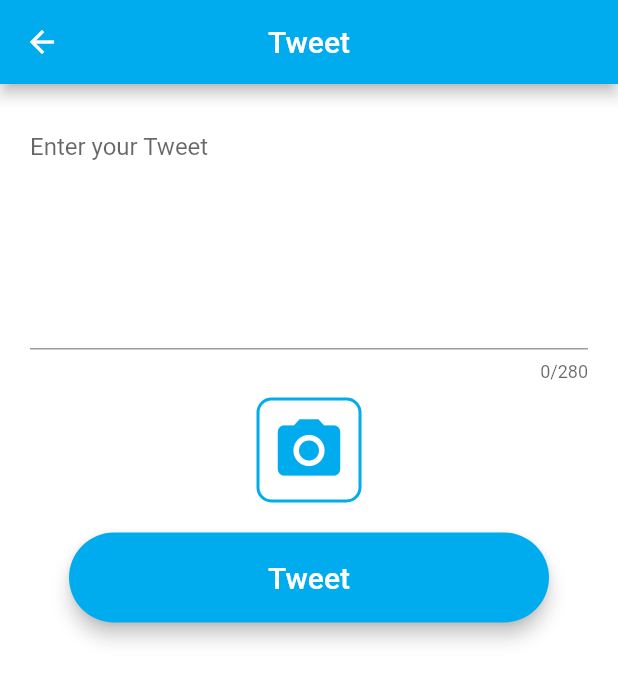
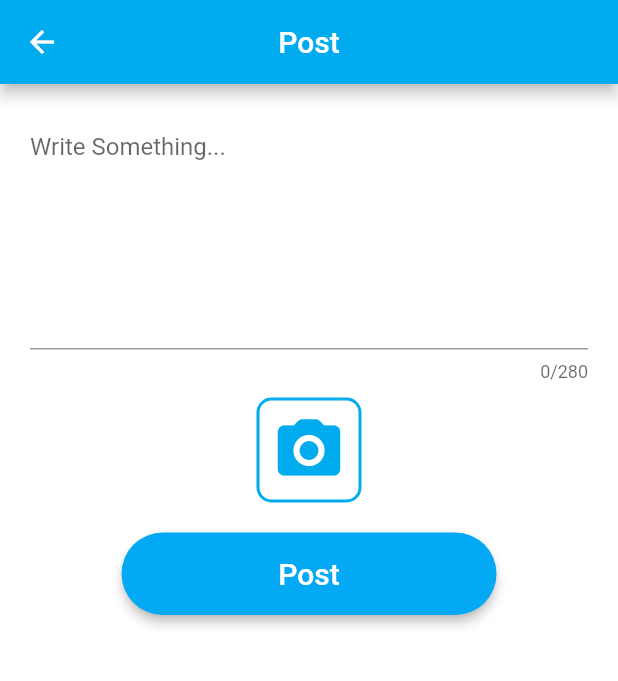
Before and after one commit to Remolox99/FASTwitterApp, a Flutter app: the CreateTweetScreen screen opened directly, on a phone screen of 412 x 824 dp. Shown: the top 681 px of the screen. Run offline on Flutter 3.47's test engine with Material 2 defaults, Android fonts, the phone set to English and light mode, and no system bars; our stand-ins replace cloud_firestore, firebase_auth, firebase_core, firebase_storage, flutter_image_compress, image_picker; accounts and stored records are empty.

Commit message:
Minor change

```diff
--- a/fastwitter/lib/Screens/CreateTweetScreen.dart
+++ b/fastwitter/lib/Screens/CreateTweetScreen.dart
@@ -3,11 +3,11 @@ import 'dart:io';
 import 'package:cloud_firestore/cloud_firestore.dart';
 import 'package:flutter/material.dart';
 import 'package:image_picker/image_picker.dart';
-import 'package:fastwitter/Constants/Constants.dart';
-import 'package:fastwitter/Models/Tweet.dart';
-import 'package:fastwitter/Services/DatabaseServices.dart';
-import 'package:fastwitter/Services/StorageService.dart';
-import 'package:fastwitter/Widgets/RoundedButton.dart';
+import 'package:FASTwitter/Constants/Constants.dart';
+import 'package:FASTwitter/Models/Tweet.dart';
+import 'package:FASTwitter/Services/DatabaseServices.dart';
+import 'package:FASTwitter/Services/StorageService.dart';
+import 'package:FASTwitter/Widgets/RoundedButton.dart';
 
 class CreateTweetScreen extends StatefulWidget {
   final String currentUserId;
@@ -43,7 +43,7 @@ class _CreateTweetScreenState extends State<CreateTweetScreen> {
         backgroundColor: StdColor,
         centerTitle: true,
         title: Text(
-          'Tweet',
+          'Post',
           style: TextStyle(
             color: Colors.white,
             fontSize: 20,
@@ -60,7 +60,7 @@ class _CreateTweetScreenState extends State<CreateTweetScreen> {
                 maxLength: 280,
                 maxLines: 7,
                 decoration: InputDecoration(
-                  hintText: 'Enter your Tweet',
+                  hintText: 'Write Something...',
                 ),
                 onChanged: (value) {
                   _tweetText = value;
@@ -97,16 +97,28 @@ class _CreateTweetScreenState extends State<CreateTweetScreen> {
                     ),
                   ),
                   child: Icon(
-                    Icons.camera_alt,
+                    Icons.camera_alt_rounded,
                     size: 50,
                     color: StdColor,
                   ),
                 ),
               ),
               SizedBox(height: 20),
-              RoundedButton(
-                btnText: 'Tweet',
-                onBtnPressed: () async {
+              ElevatedButton(
+                child: Text(
+                  'Post',
+                  style:
+                  TextStyle(fontSize: 20, fontWeight: FontWeight.w500),
+                ),
+                style: ElevatedButton.styleFrom(
+                  primary: Colors.lightBlue,
+                  shape: RoundedRectangleBorder(
+                    borderRadius: BorderRadius.circular(32.0),
+                  ),
+                  elevation: 3,
+                  minimumSize: Size(250, 55),
+                ),
+                onPressed: () async {
                   setState(() {
                     _loading = true;
                   });
@@ -116,7 +128,7 @@ class _CreateTweetScreenState extends State<CreateTweetScreen> {
                       image = '';
                     } else {
                       image =
-                          await StorageService.uploadTweetPicture(_pickedImage);
+                      await StorageService.uploadTweetPicture(_pickedImage);
                     }
                     Tweet tweet = Tweet(
                       text: _tweetText,
--- a/fastwitter/lib/Screens/LoginScreen.dart
+++ b/fastwitter/lib/Screens/LoginScreen.dart
@@ -1,7 +1,7 @@
 import 'package:flutter/material.dart';
-import 'package:fastwitter/Constants/Constants.dart';
-import 'package:fastwitter/Services/auth_service.dart';
-import 'package:fastwitter/Widgets/RoundedButton.dart';
+import 'package:FASTwitter/Constants/Constants.dart';
+import 'package:FASTwitter/Services/auth_service.dart';
+import 'package:FASTwitter/Widgets/RoundedButton.dart';
 
 import 'FeedScreen.dart';
 
--- a/fastwitter/lib/Screens/RegistrationScreen.dart
+++ b/fastwitter/lib/Screens/RegistrationScreen.dart
@@ -1,7 +1,7 @@
 import 'package:flutter/material.dart';
-import 'package:fastwitter/Constants/Constants.dart';
-import 'package:fastwitter/Services/auth_service.dart';
-import 'package:fastwitter/Widgets/RoundedButton.dart';
+import 'package:FASTwitter/Constants/Constants.dart';
+import 'package:FASTwitter/Services/auth_service.dart';
+import 'package:FASTwitter/Widgets/RoundedButton.dart';
 
 class RegistrationScreen extends StatefulWidget {
   @override
--- a/fastwitter/lib/Screens/WelcomeScreen.dart
+++ b/fastwitter/lib/Screens/WelcomeScreen.dart
@@ -1,7 +1,7 @@
 import 'package:flutter/material.dart';
-import 'package:fastwitter/Screens/LoginScreen.dart';
-import 'package:fastwitter/Screens/RegistrationScreen.dart';
-import 'package:fastwitter/Widgets/RoundedButton.dart';
+import 'package:FASTwitter/Screens/LoginScreen.dart';
+import 'package:FASTwitter/Screens/RegistrationScreen.dart';
+import 'package:FASTwitter/Widgets/RoundedButton.dart';
 
 class WelcomeScreen extends StatefulWidget {
   @override
--- a/fastwitter/lib/Services/StorageService.dart
+++ b/fastwitter/lib/Services/StorageService.dart
@@ -3,7 +3,7 @@ import 'dart:io';
 import 'package:firebase_storage/firebase_storage.dart';
 import 'package:flutter_image_compress/flutter_image_compress.dart';
 import 'package:path_provider/path_provider.dart';
-import 'package:fastwitter/Constants/Constants.dart';
+import 'package:FASTwitter/Constants/Constants.dart';
 import 'package:uuid/uuid.dart';
 
 class StorageService {
--- a/fastwitter/lib/Widgets/RoundedButton.dart
+++ b/fastwitter/lib/Widgets/RoundedButton.dart
@@ -1,5 +1,5 @@
 import 'package:flutter/material.dart';
-import 'package:fastwitter/Constants/Constants.dart';
+import 'package:FASTwitter/Constants/Constants.dart';
 
 class RoundedButton extends StatelessWidget {
   final String btnText;
--- a/fastwitter/lib/main.dart
+++ b/fastwitter/lib/main.dart
@@ -1,8 +1,8 @@
 import 'package:firebase_auth/firebase_auth.dart';
 import 'package:firebase_core/firebase_core.dart';
 import 'package:flutter/material.dart';
-import 'package:fastwitter/Screens/FeedScreen.dart';
-import 'package:fastwitter/Screens/WelcomeScreen.dart';
+import 'package:FASTwitter/Screens/FeedScreen.dart';
+import 'package:FASTwitter/Screens/WelcomeScreen.dart';
 
 void main() async {
   WidgetsFlutterBinding.ensureInitialized();
```
Also changed, not shown: fastwitter/lib/Screens/EditProfileScreen.dart (+4 -5 lines), fastwitter/lib/Screens/FeedScreen.dart (+5 -5 lines), fastwitter/lib/Screens/HomeScreen.dart (+6 -6 lines), fastwitter/lib/Screens/NotificationsScreen.dart (+4 -4 lines), fastwitter/lib/Screens/ProfileScreen.dart (+8 -8 lines), fastwitter/lib/Screens/SearchScreen.dart (+4 -4 lines), fastwitter/lib/Services/DatabaseServices.dart (+4 -4 lines), fastwitter/lib/Widgets/TweetContainer.dart (+4 -4 lines), fastwitter/pubspec.yaml (+8 -3 lines), fastwitter/pubspec.lock, 12 other files.
